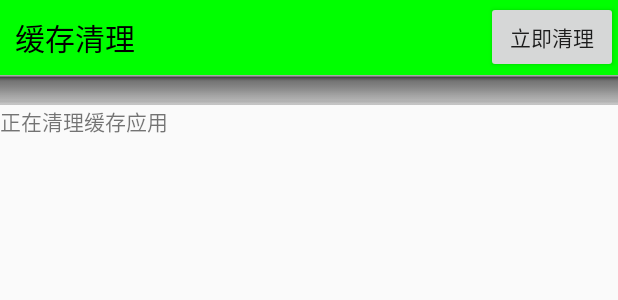
After one commit to bigGreenPeople/mobilesafe, an Android app: the layout activity_cache_clear.xml on its own in the app's theme, with its tools: preview values and no code run, on a phone screen of 412 x 824 dp. The commit adds this screen. Shown: the top 300 px of the screen. Run offline under Robolectric (Android 15) with nearby library versions, the phone set to English and light mode, and no system bars.

Commit message:
项目完成

```diff
--- /dev/null
+++ b/app/src/main/res/layout/activity_cache_clear.xml
@@ -0,0 +1,48 @@
+<?xml version="1.0" encoding="utf-8"?>
+<LinearLayout xmlns:android="http://schemas.android.com/apk/res/android"
+    android:layout_width="match_parent"
+    android:layout_height="match_parent"
+    android:orientation="vertical">
+
+    <RelativeLayout
+        android:layout_width="match_parent"
+        android:layout_height="wrap_content">
+
+        <TextView
+            style="@style/TitleStyle"
+            android:gravity="left"
+            android:text="缓存清理" />
+
+        <Button
+            android:id="@+id/bt_clear"
+            android:layout_width="wrap_content"
+            android:layout_height="wrap_content"
+            android:layout_alignParentRight="true"
+            android:layout_centerVertical="true"
+            android:text="立即清理" />
+    </RelativeLayout>
+
+    <ProgressBar
+        android:id="@+id/pb_bar"
+        style="@android:style/Widget.ProgressBar.Horizontal"
+        android:layout_width="match_parent"
+        android:layout_height="wrap_content"
+        android:progressDrawable="@drawable/progress_bg" />
+
+    <TextView
+        android:id="@+id/tv_name"
+        android:layout_width="wrap_content"
+        android:layout_height="wrap_content"
+        android:text="正在清理缓存应用" />
+
+    <ScrollView
+        android:layout_width="match_parent"
+        android:layout_height="wrap_content">
+        <!-- 将所有的TextView都包裹在内部(将TextView从头部做插入),以满足scrollView有一个子节点 -->
+        <LinearLayout
+            android:id="@+id/ll_add_text"
+            android:layout_width="wrap_content"
+            android:layout_height="wrap_content"
+            android:orientation="vertical"></LinearLayout>
+    </ScrollView>
+</LinearLayout>
```
Also changed, not shown: app/src/main/AndroidManifest.xml (+15 -0 lines), app/src/main/java/com/fj/mobilesafe/activity/BaseCacheClearActivity.java (added, +38 -0 lines), app/src/main/java/com/fj/mobilesafe/activity/CacheClearActivity.java (added, +250 -0 lines), app/src/main/java/com/fj/mobilesafe/activity/HomeActivity.java (+9 -0 lines), app/src/main/java/com/fj/mobilesafe/activity/SDCacheClearActivity.java (added, +15 -0 lines), app/src/main/java/com/fj/mobilesafe/activity/TrafficActivity.java (added, +33 -0 lines), app/src/main/res/layout/activity_base_clear_cache.xml (added, +18 -0 lines), app/src/main/res/layout/activity_traffic.xml (added, +34 -0 lines), app/src/main/res/layout/linearlayout_cache_item.xml (added, +36 -0 lines), app/src/main/aidl/android/content/pm/IPackageDataObserver.aidl (added), app/src/main/aidl/android/content/pm/IPackageStatsObserver.aidl (added), app/src/main/aidl/android/content/pm/PackageStats.aidl (added).
